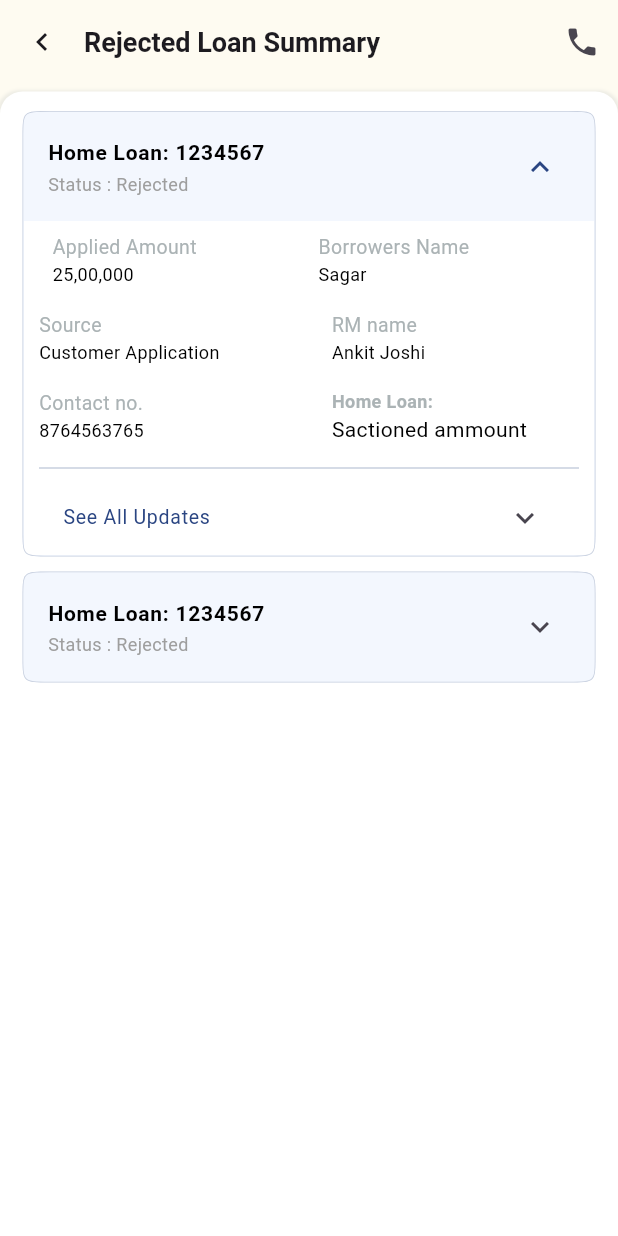
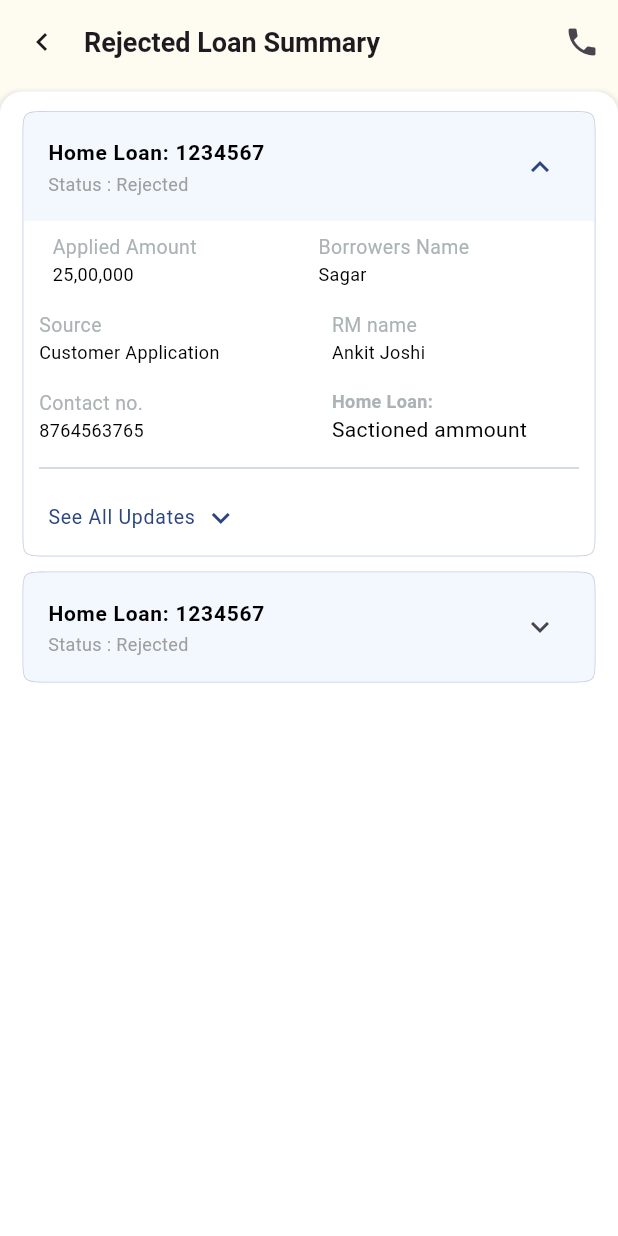
Before and after one commit to mallikaroy14/flutter-application, a Flutter app: the RejectedLoanSummaryScreen screen opened by its route, after a tap on "Home Loan: 1234567", on a phone screen of 412 x 824 dp. Run offline on Flutter 3.47's test engine with Material 3 defaults, Android fonts, the light colour scheme and no system bars; our stand-ins replace flutter_screenutil, geocoding, geolocator, get, image_picker and 3 more; missing offline and left inert: dart:ffi; accounts and stored records are empty.

Commit message:
code modified in rejected loan summary

```diff
--- a/lib/screens/rejected_loan_summary/controller/rejected_loan_summary_controller.dart
+++ b/lib/screens/rejected_loan_summary/controller/rejected_loan_summary_controller.dart
@@ -6,6 +6,7 @@ class RejectedLoanSummaryController extends SuperController {
   final ExpansionTileController expandController = ExpansionTileController();
   final customTileExpanded = false.obs;
   final isExpanded = false.obs;
+  final _isExpanded = false.obs;
 
   @override
   void onDetached() {}
--- a/lib/screens/rejected_loan_summary/view/rejected_loan_summary_screen.dart
+++ b/lib/screens/rejected_loan_summary/view/rejected_loan_summary_screen.dart
@@ -107,10 +107,12 @@ class RejectedLoanSummaryScreen extends GetView<RejectedLoanSummaryController> {
 
   Container expandedWidget(rejectedDetails, index, context) {
     final _screen = MediaQuery.of(context).size;
+    final isExpanded = false.obs;
 
     return Container(
       color: AppColors.whiteColor,
-      child: Padding(
+      child: Column(children: [
+        Padding(
           padding: const EdgeInsets.symmetric(horizontal: 10),
           child: Column(
             mainAxisAlignment: MainAxisAlignment.start,
@@ -283,19 +285,41 @@ class RejectedLoanSummaryScreen extends GetView<RejectedLoanSummaryController> {
                 ),
               ),
               const Divider(color: AppColors.lightGreyColor),
-            ExpansionTile(
+            ],
+          ),
+        ),
+        Obx(() => ExpansionTile(
                 dense: true,
                 iconColor: AppColors.primaryColor,
                 backgroundColor: AppColors.whiteColor,
                 collapsedBackgroundColor: AppColors.whiteColor,
                 shape: Border(),
-                title: Text("See All Updates",
+                title: Row(
+                  children: [
+                    Text(
+                      "See All Updates",
                       style: TextStyle(
                           fontSize: 13,
                           color: AppColors.primaryColor,
-                        fontWeight: FontWeight.normal)),
+                          fontWeight: FontWeight.normal),
+                    ),
+                    SizedBox(width: 5),
+                    Icon(
+                      isExpanded.value
+                          ? Icons.keyboard_arrow_up_sharp
+                          : Icons.keyboard_arrow_down_sharp,
+                      color: AppColors.primaryColor,
+                    ),
+                  ],
+                ),
+                onExpansionChanged: (bool) {
+                  isExpanded.value = bool;
+                },
+                trailing: SizedBox(),
                 children: [
-                  Column(
+                  Padding(
+                    padding: const EdgeInsets.symmetric(horizontal: 10),
+                    child: Column(
                       children: [
                         Timeline(
                             padding: EdgeInsets.zero,
@@ -332,11 +356,10 @@ class RejectedLoanSummaryScreen extends GetView<RejectedLoanSummaryController> {
                                     ))),
                         const SizedBox(height: 10),
                       ],
+                    ),
                   )
-                ])
-          ],
-        ),
-      ),
+                ]))
+      ]),
     );
   }
 }
```
Lines whose indentation alone changed are shown as unchanged.
